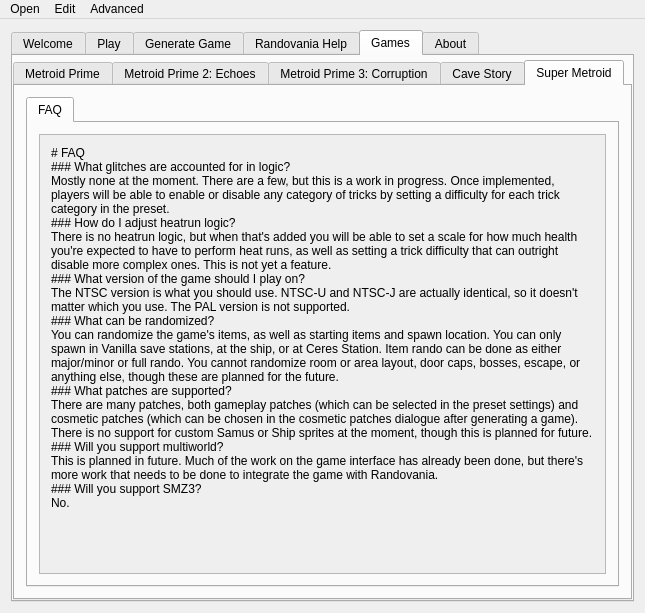
This is randovania/gui/ui_files/main_window.ui in randovania/randovania as Qt 5 draws it before an edit. The edited form follows.
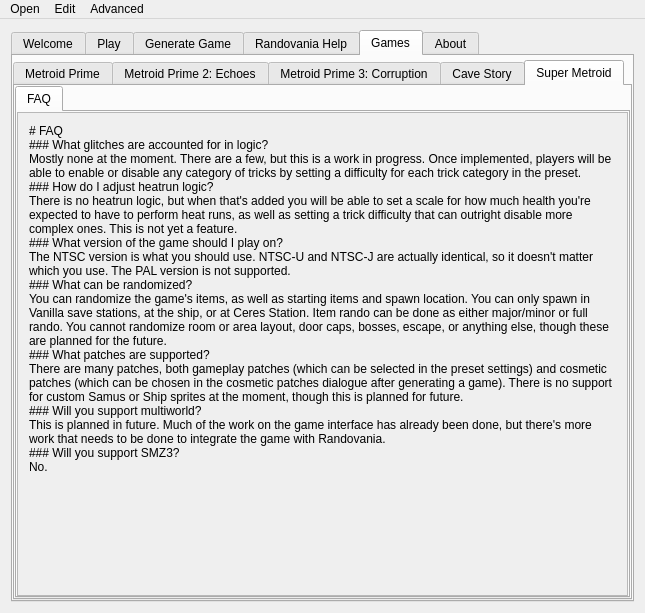
This is the edited form. The open tabs and pages were chosen to show the change. Icons and pictures are not drawn. Custom widgets are drawn as their Qt base class.

What changed in the file:
```diff
--- a/randovania/gui/ui_files/main_window.ui
+++ b/randovania/gui/ui_files/main_window.ui
@@ -2283,9 +2283,21 @@
            <attribute name="title">
             <string>Super Metroid</string>
            </attribute>
-           <layout class="QVBoxLayout" name="verticalLayout_5">
+           <layout class="QVBoxLayout" name="help_super_metroid_tab_layout">
+            <property name="leftMargin">
+             <number>0</number>
+            </property>
+            <property name="topMargin">
+             <number>0</number>
+            </property>
+            <property name="rightMargin">
+             <number>0</number>
+            </property>
+            <property name="bottomMargin">
+             <number>0</number>
+            </property>
             <item>
-             <widget class="QTabWidget" name="super_metroid_tab_widget">
+             <widget class="QTabWidget" name="help_super_metroid_tab_widget">
               <property name="currentIndex">
                <number>0</number>
               </property>
@@ -2293,7 +2305,19 @@
                <attribute name="title">
                 <string>FAQ</string>
                </attribute>
-               <layout class="QVBoxLayout" name="verticalLayout_7">
+               <layout class="QVBoxLayout" name="super_metroid_faq_layout">
+                <property name="leftMargin">
+                 <number>0</number>
+                </property>
+                <property name="topMargin">
+                 <number>0</number>
+                </property>
+                <property name="rightMargin">
+                 <number>0</number>
+                </property>
+                <property name="bottomMargin">
+                 <number>0</number>
+                </property>
                 <item>
                  <widget class="QScrollArea" name="super_metroid_faq_scroll_area">
                   <property name="widgetResizable">
@@ -2304,8 +2328,8 @@
                     <rect>
                      <x>0</x>
                      <y>0</y>
-                     <width>563</width>
-                     <height>549</height>
+                     <width>599</width>
+                     <height>510</height>
                     </rect>
                    </property>
                    <layout class="QVBoxLayout" name="verticalLayout_6">
```
Left out of the diff: 91 changed lines with no effect on the pictures.
